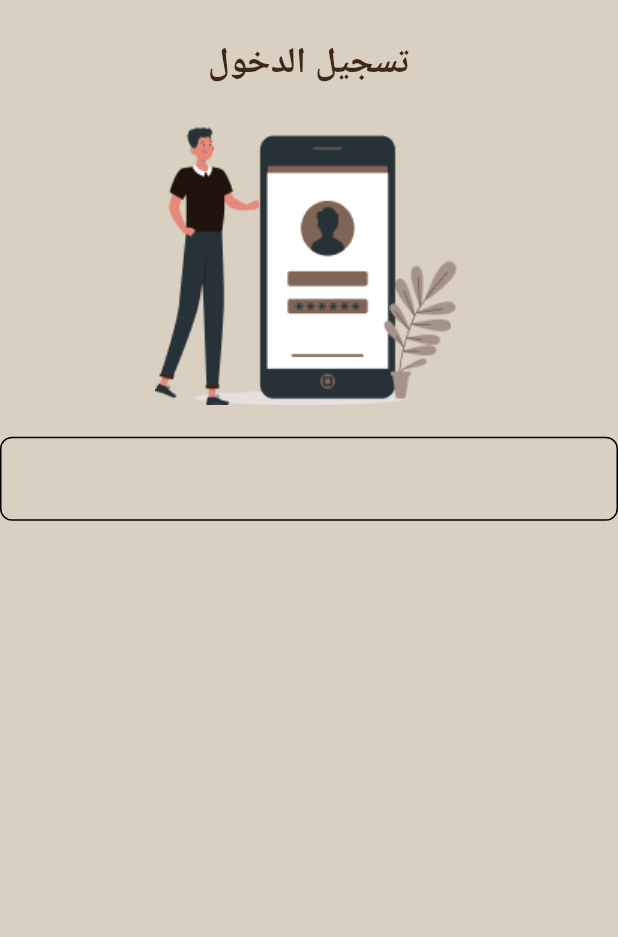
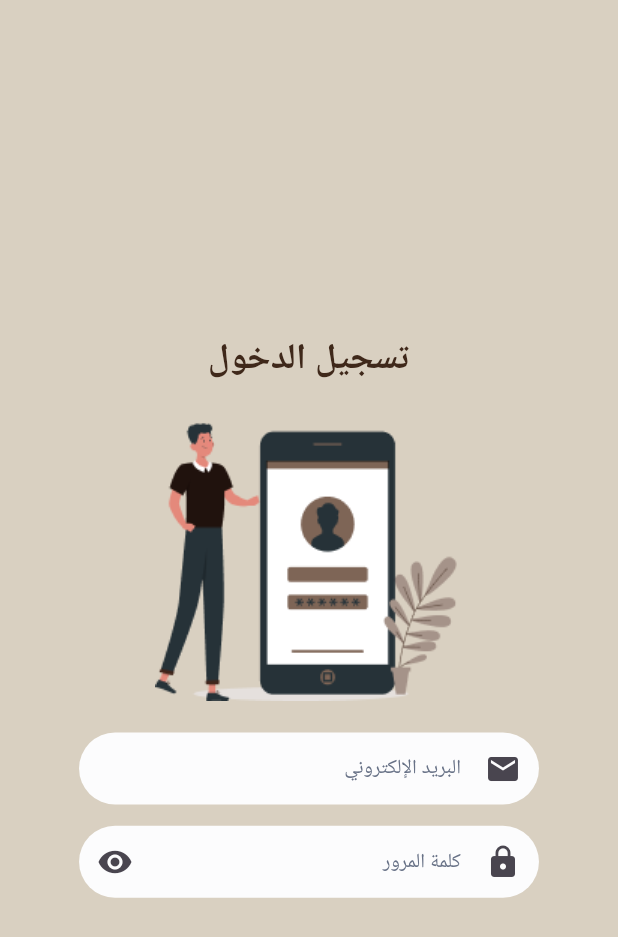
Before and after one commit to osamaOmrann/IEgy, a Flutter app: the LoginScreen screen opened by its route, on a phone screen of 412 x 824 dp. Shown: the top 937 px of the screen. Run offline on Flutter 3.47's test engine with Material 3 defaults, Android fonts, the phone set to English and light mode, and no system bars; our stand-ins replace flutter_bloc, flutter_screenutil, get_it, google_fonts, shared_preferences, smooth_page_indicator; accounts and stored records are empty; generated files the repository leaves out were written again; Roboto replaces fonts that are missing (Cairo).

Commit message:
Login Screen ⏳

```diff
--- /dev/null
+++ b/lib/core/widgets/custom_text_form_field.dart
@@ -0,0 +1,35 @@
+import 'package:flutter/material.dart';
+
+class CustomTextFormField extends StatelessWidget {
+  const CustomTextFormField(
+      {super.key,
+      this.controller,
+      this.hint,
+      this.label,
+      this.validator,
+      this.isObSecure,
+      this.preIcon,
+      this.suffixIcon,
+      this.onSuffixPressed});
+  final TextEditingController? controller;
+  final String? hint, label;
+  final String? Function(String?)? validator;
+  final bool? isObSecure;
+  final IconData? preIcon, suffixIcon;
+  final VoidCallback? onSuffixPressed;
+
+  @override
+  Widget build(BuildContext context) {
+    return TextFormField(
+      controller: controller,
+      validator: validator,
+      obscureText: isObSecure ?? false,
+      decoration: InputDecoration(
+          hintText: hint,
+          labelText: label,
+          prefixIcon: Icon(preIcon),
+          suffixIcon:
+              IconButton(onPressed: onSuffixPressed, icon: Icon(suffixIcon))),
+    );
+  }
+}
--- a/lib/features/auth/presentation/screens/login_screen.dart
+++ b/lib/features/auth/presentation/screens/login_screen.dart
@@ -1,7 +1,10 @@
 import 'package:flutter/material.dart';
 import 'package:flutter_screenutil/flutter_screenutil.dart';
 import 'package:iegy/core/utils/app_assets.dart';
+import 'package:iegy/core/utils/common_methods.dart';
 import 'package:iegy/core/widgets/custom_image.dart';
+import 'package:iegy/core/widgets/custom_text_form_field.dart';
+import 'package:flutter_gen/gen_l10n/app_localizations.dart';
 
 class LoginScreen extends StatelessWidget {
   const LoginScreen({super.key});
@@ -12,15 +15,52 @@ class LoginScreen extends StatelessWidget {
       body: SafeArea(
         child: Center(
           child: Padding(
-            padding: EdgeInsets.symmetric(vertical: 32.h),
-            child: Column(
-              children: [
-                Text('تسجيل الدخول', style: Theme.of(context).textTheme.displayLarge,),
-                SizedBox(height: 29.h,),
-                CustomImage(imagePath: AppAssets.login),
-                SizedBox(height: 24.h,),
-                TextField()
-              ],
+            padding: EdgeInsets.symmetric(vertical: 32.h, horizontal: 55.w),
+            child: SingleChildScrollView(
+              child: Column(
+                children: [
+                  Text(
+                    AppLocalizations.of(context)!.login,
+                    style: Theme.of(context).textTheme.displayLarge,
+                  ),
+                  SizedBox(
+                    height: 29.h,
+                  ),
+                  const CustomImage(imagePath: AppAssets.login),
+                  SizedBox(
+                    height: 24.h,
+                  ),
+                  CustomTextFormField(
+                    hint: AppLocalizations.of(context)!.email,
+                    preIcon: Icons.mail,
+                    validator: (data) {
+                      if (!ValidationUtils.isValidEmail(data!)) {
+                        return AppLocalizations.of(context)!.please_enter_valid_email;
+                      }
+                      if(data!.isEmpty) {
+                        return AppLocalizations.of(context)!.email_is_required;
+                      }
+                      return null;
+                    },
+                  ),
+                  SizedBox(
+                    height: 16.h,
+                  ),
+                  CustomTextFormField(
+                    hint: AppLocalizations.of(context)!.password,
+                    preIcon: Icons.lock,
+                    isObSecure: true,
+                    suffixIcon: Icons.visibility,
+                    onSuffixPressed: () {},
+                    validator: (data) {
+                      if(data!.isEmpty) {
+                        return AppLocalizations.of(context)!.password_is_required;
+                      }
+                      return null;
+                    },
+                  )
+                ],
+              ),
             ),
           ),
         ),
--- a/lib/features/splash/presentation/screens/welcome_screen.dart
+++ b/lib/features/splash/presentation/screens/welcome_screen.dart
@@ -79,11 +79,11 @@ class _WelcomeScreenState extends State<WelcomeScreen> {
           ],
         ),
       ),
-      floatingActionButton: InkWell(
+      floatingActionButton: GestureDetector(
         onTap: () => controller.page == pages.length - 1
             ? navigateLast(context: context, route: Routes.login)
             : controller.nextPage(
-                duration: Duration(milliseconds: 500),
+                duration: const Duration(milliseconds: 500),
                 curve: Curves.ease,
               ),
         child: Row(
--- a/lib/l10n/intl_ar.arb
+++ b/lib/l10n/intl_ar.arb
@@ -3,5 +3,15 @@
   "next": "التالي",
   "new_home_new_furniture": "منزل جديد!! أثاث جديد!!",
   "discover_our_distinctive_collection_of_furniture_and_renew_your_home_with_a_magical_touch": "اكتشف تشكيلتنا المميزة من الأثاث و جدد منزلك بلمسة سحرية.",
-  "login": "تسجيل الدخول"
+  "login": "تسجيل الدخول",
+  "email": "البريد الإلكتروني",
+  "password": "كلمة المرور",
+  "forgot_password": "هل نسيت كلمة المرور؟",
+  "login_with": "التسجيل بـ",
+  "google": "جوجل",
+  "facebook": "فيسبوك",
+  "create_new_acc": "إنشاء حساب جديد",
+  "password_is_required": "يجب إدخال كلمة مرور",
+  "please_enter_valid_email": "من فضلك أدخل بريد إلكتروني صحيح",
+  "email_is_required": "يجب إدخال بريد إلكتروني"
 }
```
Also changed, not shown: lib/core/theme/app_theme.dart (+14 -11 lines), lib/core/utils/common_methods.dart (+8 -0 lines), lib/l10n/intl_en.arb (+11 -1 lines), lib/generated/intl/messages_ar.dart, lib/generated/intl/messages_en.dart, lib/generated/l10n.dart.
